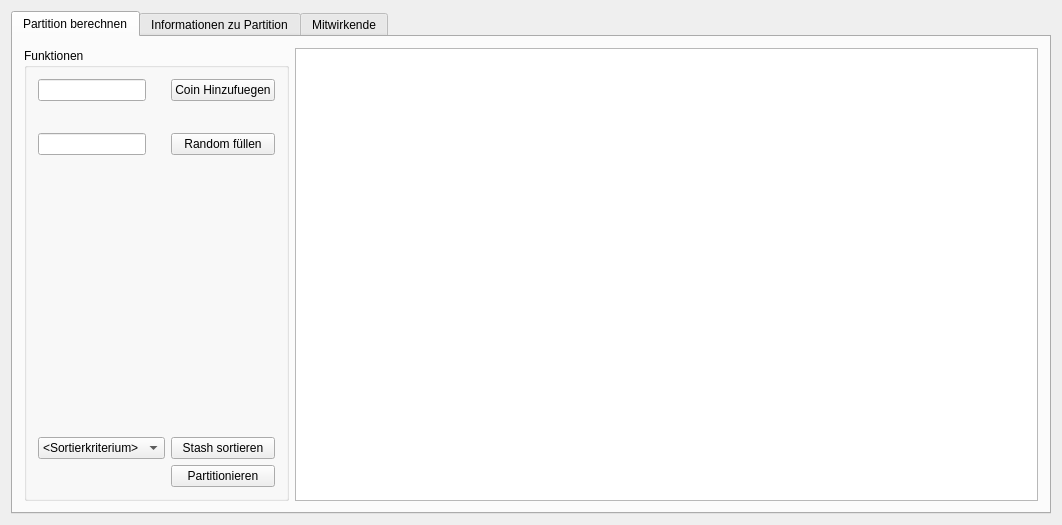
Above: mainwindow.ui from Makozer/NpPartitionManager before the change. Below: the same form after it.
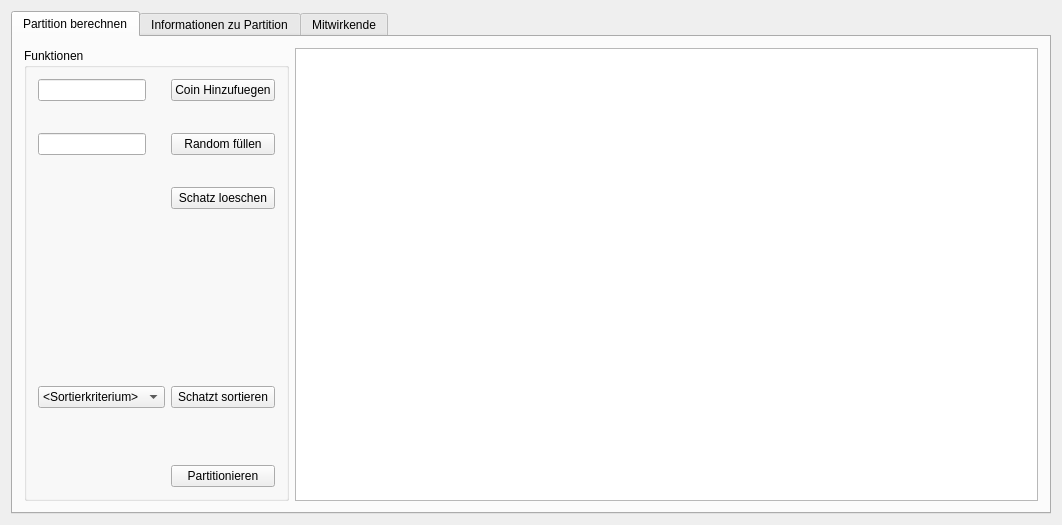
That is the form after the change. Custom widgets are drawn as their Qt base class.

Commit message: Edit:stash kann jetzt geloescht werden, kleinigkeiten an der Gui

Patch:
```diff
--- a/mainwindow.ui
+++ b/mainwindow.ui
@@ -115,19 +115,6 @@
             </widget>
            </item>
            <item row="5" column="0">
-            <spacer name="verticalSpacer">
-             <property name="orientation">
-              <enum>Qt::Vertical</enum>
-             </property>
-             <property name="sizeHint" stdset="0">
-              <size>
-               <width>20</width>
-               <height>40</height>
-              </size>
-             </property>
-            </spacer>
-           </item>
-           <item row="6" column="0">
             <spacer name="verticalSpacer_2">
              <property name="orientation">
               <enum>Qt::Vertical</enum>
@@ -140,7 +127,14 @@
              </property>
             </spacer>
            </item>
-           <item row="7" column="0">
+           <item row="5" column="1">
+            <widget class="QPushButton" name="btn_clearStash">
+             <property name="text">
+              <string>Schatz loeschen</string>
+             </property>
+            </widget>
+           </item>
+           <item row="6" column="0">
             <spacer name="verticalSpacer_3">
              <property name="orientation">
               <enum>Qt::Vertical</enum>
@@ -153,7 +147,7 @@
              </property>
             </spacer>
            </item>
-           <item row="8" column="0">
+           <item row="7" column="0">
             <spacer name="verticalSpacer_4">
              <property name="orientation">
               <enum>Qt::Vertical</enum>
@@ -166,30 +160,7 @@
              </property>
             </spacer>
            </item>
-           <item row="15" column="1">
-            <widget class="QPushButton" name="btn_sort">
-             <property name="toolTip">
-              <string>&lt;html&gt;&lt;head/&gt;&lt;body&gt;&lt;p&gt;Sortieren Sie den Schatz. Wählen Sie zuvor, nach welchem Kriterium Sortiert werden soll.&lt;/p&gt;&lt;/body&gt;&lt;/html&gt;</string>
-             </property>
-             <property name="text">
-              <string>Stash sortieren</string>
-             </property>
-            </widget>
-           </item>
-           <item row="16" column="1">
-            <widget class="QPushButton" name="btn_output_solution">
-             <property name="sizePolicy">
-              <sizepolicy hsizetype="Minimum" vsizetype="Fixed">
-               <horstretch>0</horstretch>
-               <verstretch>0</verstretch>
-              </sizepolicy>
-             </property>
-             <property name="text">
-              <string>Partitionieren</string>
-             </property>
-            </widget>
-           </item>
-           <item row="15" column="0">
+           <item row="14" column="0">
             <widget class="QComboBox" name="comboBox_sortKritWaehlen">
              <property name="sizePolicy">
               <sizepolicy hsizetype="Minimum" vsizetype="Minimum">
@@ -223,6 +194,68 @@
              </item>
             </widget>
            </item>
+           <item row="14" column="1">
+            <widget class="QPushButton" name="btn_sort">
+             <property name="toolTip">
+              <string>&lt;html&gt;&lt;head/&gt;&lt;body&gt;&lt;p&gt;Sortieren Sie den Schatz. Wählen Sie zuvor, nach welchem Kriterium Sortiert werden soll.&lt;/p&gt;&lt;/body&gt;&lt;/html&gt;</string>
+             </property>
+             <property name="text">
+              <string>Schatzt sortieren</string>
+             </property>
+            </widget>
+           </item>
+           <item row="16" column="1">
+            <widget class="QPushButton" name="btn_output_solution">
+             <property name="sizePolicy">
+              <sizepolicy hsizetype="Minimum" vsizetype="Fixed">
+               <horstretch>0</horstretch>
+               <verstretch>0</verstretch>
+              </sizepolicy>
+             </property>
+             <property name="text">
+              <string>Partitionieren</string>
+             </property>
+            </widget>
+           </item>
+           <item row="4" column="0">
+            <spacer name="horizontalSpacer_2">
+             <property name="orientation">
+              <enum>Qt::Horizontal</enum>
+             </property>
+             <property name="sizeHint" stdset="0">
+              <size>
+               <width>40</width>
+               <height>20</height>
+              </size>
+             </property>
+            </spacer>
+           </item>
+           <item row="9" column="0">
+            <spacer name="verticalSpacer">
+             <property name="orientation">
+              <enum>Qt::Vertical</enum>
+             </property>
+             <property name="sizeHint" stdset="0">
+              <size>
+               <width>20</width>
+               <height>40</height>
+              </size>
+             </property>
+            </spacer>
+           </item>
+           <item row="15" column="1">
+            <spacer name="verticalSpacer_5">
+             <property name="orientation">
+              <enum>Qt::Vertical</enum>
+             </property>
+             <property name="sizeHint" stdset="0">
+              <size>
+               <width>20</width>
+               <height>40</height>
+              </size>
+             </property>
+            </spacer>
+           </item>
           </layout>
          </widget>
         </item>
```
The commit also changes 3 other files.
